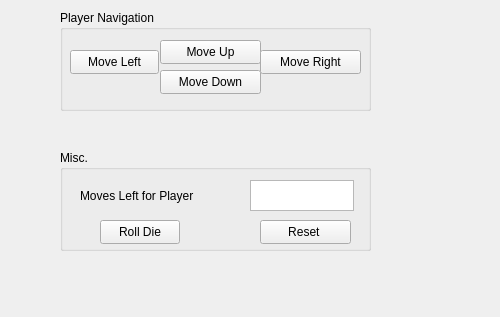
Qt form Trivial_Purfuit/src/board/menus/board_menu.ui (johnChandlerr/Trivial_Purfuit) before a commit.
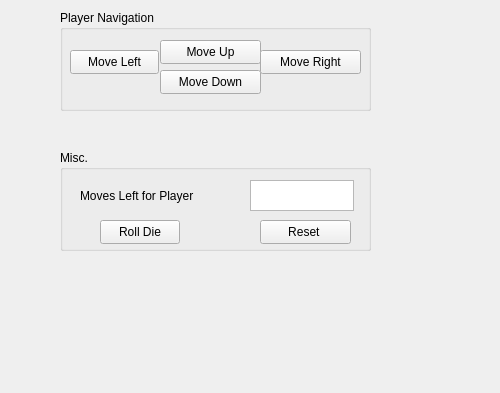
The same form after that commit.

The edit to the form file:
```diff
--- a/Trivial_Purfuit/src/board/menus/board_menu.ui
+++ b/Trivial_Purfuit/src/board/menus/board_menu.ui
@@ -7,7 +7,7 @@
     <x>0</x>
     <y>0</y>
     <width>500</width>
-    <height>317</height>
+    <height>393</height>
    </rect>
   </property>
   <property name="windowTitle">
```
